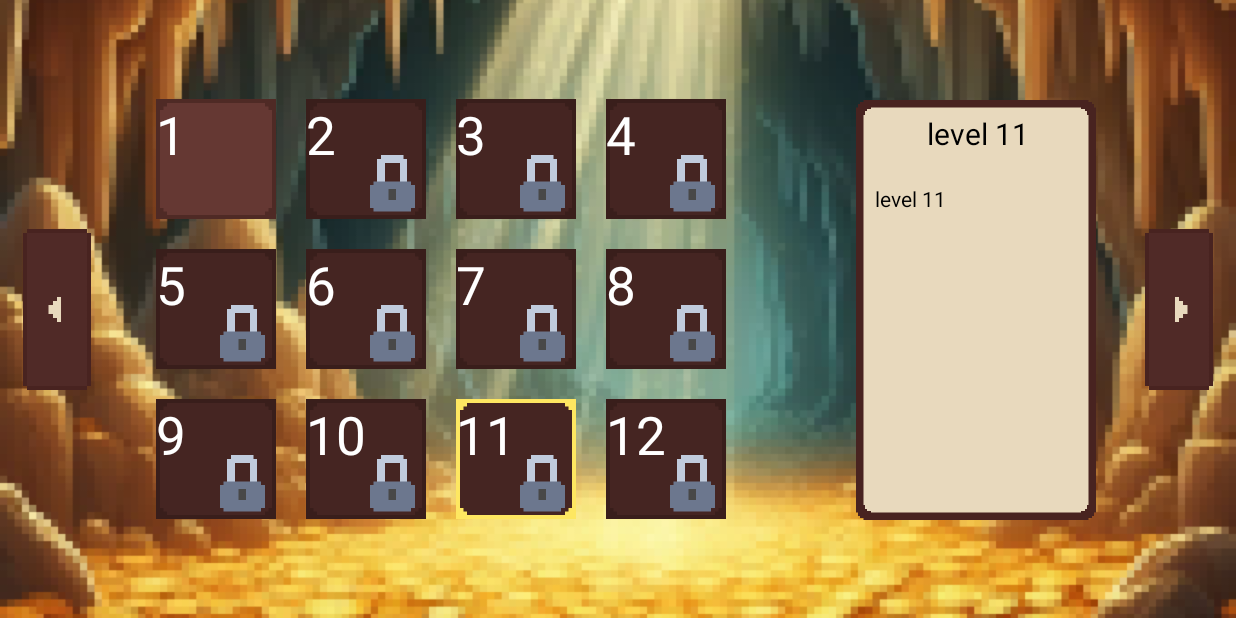
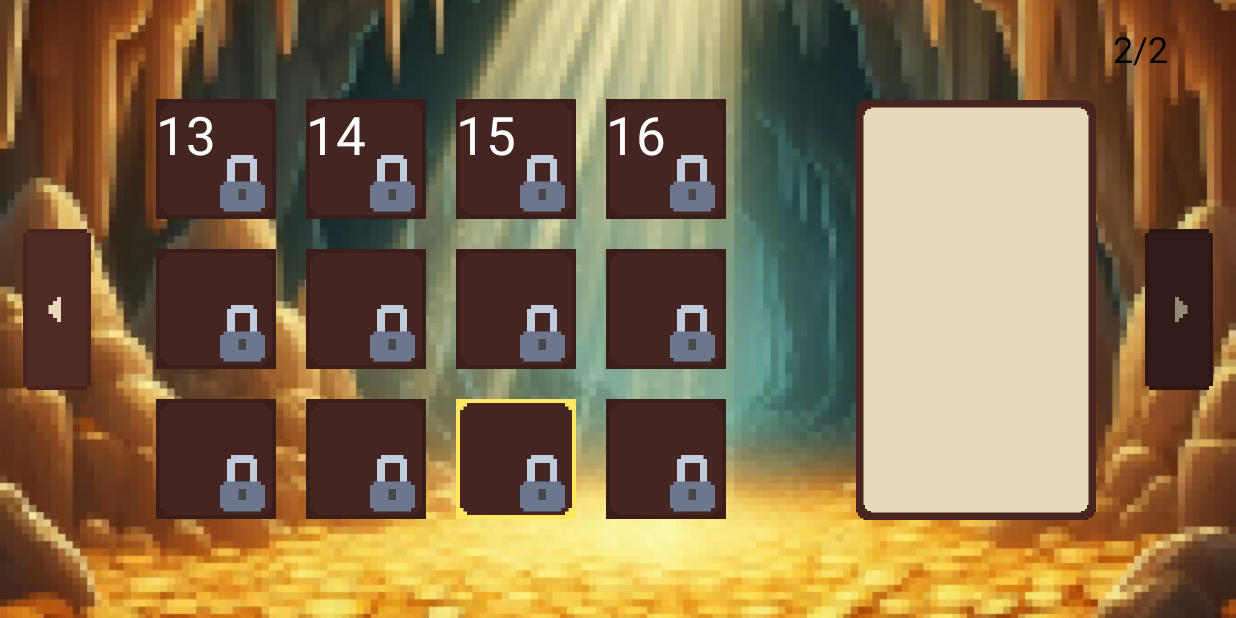
Before and after one commit to Ettore2/mage_quest, an Android app: the screen it shows after launch (LevelsSelectionActivity), after a tap on an icon or button, on a phone screen of 824 x 412 dp (held sideways). Run offline under Robolectric (Android 15) with nearby library versions, the phone set to English and light mode, and no system bars; 3 other taps on this screen came first.

Commit message:
fix a bug that it would not control che foreground before spawning a y cube, add power teleport and his levels ( up to level 16)

```diff
--- a/app/src/main/java/com/example/gamequest/LevelManager.java
+++ b/app/src/main/java/com/example/gamequest/LevelManager.java
@@ -24,15 +24,14 @@
      */
     public static final String[] levelsDescr = {
                 "level 1\n" +
-                        "level 1\n" +
+                        "grab the needed coins to complete the level\n" +
                         "0 0\n" +
-                        "5 7 3\n" +
+                        "10 3 3\n" +
                         "X1,X1,E1,E1,E1,E1,E1,E1,E1,X1,X1,\n" +
                         "E1,E1,E1,E1,E1,E1_C1,E1,E1,E1,E1,E1,\n" +
                         "E1_P1,E1,E1_C1,E1,X1,X1,X1,E1,E1_C1,E1,E1",
-
                 "level 2\n" +
-                        "level 2\n" +
+                        "not always all the coins in the level are required\n" +
                         "0 0\n" +
                         "5 5 2\n" +
                         "X1,X1,X1,X1,X1,X1,E1,E1_D1,E1_D1,E1_D1,E1_D1,E1,X1,X1,\n" +
@@ -42,7 +41,7 @@
                         "X1,X1,X1,X1,E1,X1,X1,X1,E1_U1,E1_U1,X1,X1,X1,X1,\n" +
                         "X1,X1,X1,X1,E1_C1,X1,X1,X1,X1,X1,X1,X1,X1,X1",
             "level 3\n" +
-                    "level 3\n" +
+                    "you can bush boxes; coins that get smashed between normal boxes will be lost\n" +
                     "0 0\n" +
                     "3 3 3\n" +
                     "X1,X1,X1,X1,X1,X1,X1,X1,X1,X1,E1,E1,E1,E1,E1,X1,X1,X1,\n" +
@@ -54,7 +53,7 @@
                     "E1_R1,E1,E1_P1,E1,E1,E1_M1,E1,E1_C1,E1_C1,E1_C1,X1,E1,E1,E1,E1_L1,X1,X1,X1,\n" +
                     "X1,X1,X1,X1,X1,X1,X1,X1,X1,X1,X1,E1_U1,E1_U1,E1_U1,E1_U1_L1,X1,X1,X1",
             "level 4\n" +
-                    "level 4\n" +
+                    "as soon as you grab the needed coin you will become invulnerable\n" +
                     "0 0\n" +
                     "1 5 2\n" +
                     "X1,X1,E1_C1,E1,E1,E1,E1,E1,E1,E1,E1,E1,X1,X1,X1,X1,X1,X1,\n" +
@@ -66,7 +65,7 @@
                     "X1,X1,X1,X1,X1,X1,X1,X1,X1,X1,X1,X1,X1,X1,X1,X1,X1,E1,\n" +
                     "X1,X1,X1,X1,X1,X1,X1,X1,X1,X1,X1,X1,X1,X1,X1,X1,X1,E1_U1",
             "level 5\n" +
-                    "level 5\n" +
+                    "power black cube: allow create a magic box adjacent to a wall (magic boxes smashing coins will collect them)\n" +
                     "2 1\n" +
                     "3 4 1\n" +
                     "E1_R1,E1,E1,E1,E1,E1,E1,E1,E1,E1_L1,\n" +
@@ -106,7 +105,7 @@
                     "X1,X1,X1,E1,E1,E1,E1,E1,X1,E1,E1_C1,E1,E1,E1,X1,X1,\n" +
                     "X1,X1,E1,E1,E1,E1,X1,X1,X1,X1,X1,E1,E1,E1,E1_C1,X1",
             "level 9\n" +
-                    "level 9\n" +
+                    "power black cube: allow create a magic box without gravity on an adjacent cell (only 1 yellow cube can exist at the time) (magic boxes smashing coins will collect them)\n" +
                     "1 -1\n" +
                     "6 5 1\n" +
                     "X1,X1,X1,X1,X1,X1,X1,E1,E1,E1,E1,E1,E1,E1,E1,X1,X1,\n" +
@@ -145,7 +144,51 @@
                     "X1,X1,X1,E1,E1,X1,X1,X1,X1,X1,X1,E1_L1_R1,X1,\n" +
                     "E1,E1,E1,E1,E1,E1,E1,E1,E1,E1,E1_D1_U1,E1,E1_C1_D1_U1,\n" +
                     "E1_C1,E1,E1,E1,X1,X1,X1,X1,X1,X1,X1,E1_R1_L1,X1,\n" +
-                    "X1,X1,X1,X1,X1,X1,X1,X1,X1,X1,X1,E1_C1,X1"
+                    "X1,X1,X1,X1,X1,X1,X1,X1,X1,X1,X1,E1_C1,X1",
+            "level 13\n" +
+                    "power teleport: allow to teleport to the first empty cell in the choosen direction\n" +
+                    "3 2\n" +
+                    "11 5 1\n" +
+                    "E1,E1,E1,X1,E1,X1,E1,E1,E1,\n" +
+                    "E1,E1,E1,X1,E1,X1,E1,E1,E1,\n" +
+                    "E1_P1,E1,E1,X1,E1,X1,E1,E1,E1_C1",
+            "level 14\n" +
+                    "level 14\n" +
+                    "1 -1 2 3 3 1\n" +
+                    "9 5 1\n" +
+                    "E1,E1,E1,E1,E1,E1,E1,E1_D1_U1,E1,X1,X1,X1,X1,X1,X1,\n" +
+                    "E1,E1,E1,E1,E1,X1,X1,X1,E1,X1,X1,X1,X1,X1,X1,\n" +
+                    "E1,E1,E1_M1,E1,E1,X1,X1,X1,E1,X1,X1,X1,X1,X1,X1,\n" +
+                    "E1,E1,E1_M1,E1,E1,X1,X1,X1,E1,X1,X1,E1_D1,E1_D1,E1_D1,E1_D1_L1,\n" +
+                    "E1_P1,E1,E1_M1,E1,E1,X1,X1,X1,E1,X1,X1,E1,E1,E1,E1_C1_U1_L1,\n" +
+                    "X1,X1,X1,X1,E1,X1,X1,X1,X1,X1,X1,X1,X1,X1,X1",
+            "level 15\n" +
+                    "level 15\n" +
+                    "2 5 3 6\n" +
+                    "2 4 6\n" +
+                    "X1,X1,X1,X1,X1,X1,X1,E1,E1,E1,E1,E1,E1,E1,E1,E1,E1,E1,X1,X1,\n" +
+                    "X1,X1,X1,X1,X1,X1,E1,E1,E1,E1,E1,E1,E1,E1,E1,E1,E1,E1_C1,X1,X1,\n" +
+                    "X1,X1,X1,X1,X1,E1,E1,E1,E1,E1,E1,E1,E1,X1,X1,X1,X1,X1,X1,X1,\n" +
+                    "X1,X1,X1,X1,X1,E1,E1,E1,E1,E1,E1,E1,E1,X1,X1,X1,E1,E1_C1,X1,X1,\n" +
+                    "X1,X1,X1,X1,X1,E1,E1,E1,E1,E1,E1_P1,E1,E1,X1,X1,X1,X1,X1,X1,X1,\n" +
+                    "E1,E1,E1,X1,X1,X1,X1,E1,X1,X1,X1,X1,X1,X1,X1,X1,X1,X1,X1,E1_C1,\n" +
+                    "X1,E1,E1,E1_C1,X1,X1,X1,E1_C1,X1,X1,X1,X1,X1,X1,X1,X1,E1,E1_C1,X1,X1",
+            "level 16\n" +
+                    "level 16\n" +
+                    "1 7 2 7 3 5\n" +
+                    "1 1 4\n" +
+                    "X1,X1,X1,X1,X1,X1,X1,X1,X1,X1,X1,X1,X1,X1,X1,X1,X1,X1,X1,X1,X1,X1,X1,X1,X1,X1,E1_C1,\n" +
+                    "X1,X1,E1,X1,X1,X1,E1,E1,E1,E1,X1,X1,X1,X1,E1,E1,E1,E1,X1,X1,X1,E1,E1,X1,X1,X1,X1,\n" +
+                    "E1,E1,E1,X1,X1,X1,E1,E1,E1,E1,E1,E1,E1,E1,E1,E1,E1,E1,E1,E1,E1,E1,E1,E1,E1,E1,E1,\n" +
+                    "E1_C1,E1,E1,X1,X1,X1,X1,E1,E1,E1,E1,E1,E1,E1,E1,E1,E1,E1,E1,E1,X1,X1,X1,X1,X1,X1,X1,\n" +
+                    "X1,X1,E1,E1,X1,X1,X1,X1,E1,E1,E1,E1,E1,E1,E1,E1,E1,E1,E1,E1,E1,X1,X1,X1,X1,X1,X1,\n" +
+                    "E1,E1,E1,E1,E1,X1,E1,E1,E1,E1,E1,E1,E1,E1_M1,E1,E1,E1,E1,E1,E1,E1,E1,E1,E1,E1,E1,X1,\n" +
+                    "E1,E1,E1,E1,E1,X1,E1,E1,E1,E1,E1,E1,X1,X1,E1,E1,E1,E1_M1,E1_M1,E1,E1,E1,E1,E1,E1,E1,X1,\n" +
+                    "X1,E1,E1,E1,E1,E1,E1,E1,E1,E1,E1,E1,X1,E1,E1,E1,E1,X1,X1,E1,E1,E1,E1,E1,E1,E1,X1,\n" +
+                    "X1,X1,E1,E1,E1,E1,E1,E1,E1,E1,E1,E1,E1,E1,E1,E1,E1,E1,E1,E1,E1,E1,E1,E1,E1,E1,E1,\n" +
+                    "X1,X1,X1,E1,E1,E1,E1,E1,E1,E1,E1_P1,E1,E1,E1,E1,E1,E1,E1,E1,E1,E1,E1_U1,E1_U1,E1_U1,X1,E1,E1,E1_C1,\n" +
+                    "X1,X1,X1,X1,E1_U1,E1_U1,E1_U1,E1_U1,X1,X1,X1,X1,X1,X1,E1,E1,X1,X1,X1,E1_U1_R1,E1_L1,X1,X1,X1,X1,X1,X1,\n" +
+                    "X1,X1,X1,X1,X1,X1,X1,X1,X1,X1,X1,X1,X1,X1,X1,X1,X1,X1,X1,X1,E1_C1,X1,X1,X1,X1,X1,X1"
     };
 
     public static class Level{
--- a/app/src/main/java/com/example/gamequest/LevelsSelectionActivity.java
+++ b/app/src/main/java/com/example/gamequest/LevelsSelectionActivity.java
@@ -5,6 +5,8 @@
 import androidx.appcompat.app.AppCompatActivity;
 
 import android.content.Intent;
+import android.content.res.ColorStateList;
+import android.graphics.Color;
 import android.os.Bundle;
 import android.view.View;
 import android.view.ViewGroup;
@@ -20,7 +22,7 @@
     public ImageView levelPointer;
     public int currentPage;
     public int maxPages;
-    public TextView textLevelName, textLevelHint;
+    public TextView textLevelName, textLevelHint, textPagesInfo;
 
 
 
@@ -32,6 +34,7 @@
         setContentView(R.layout.activity_levels_selection);
 
         levelManager = LevelManager.getInstance(this);
+
 
 
 
@@ -60,9 +63,11 @@
 
         textLevelName = findViewById(R.id.text_level_name);
         textLevelHint = findViewById(R.id.text_level_hint);
+        textPagesInfo = findViewById(R.id.text_pages_info);
 
-        currentPage = 0;
-        maxPages = levelManager.getLevelsAmount(true)/(levelsGreed.length*levelsGreed[0].length) + ((levelManager.getLevelsAmount(true)%(levelsGreed.length*levelsGreed[0].length)!=0) ? 1 : 0);
+        currentPage = getIntent().getIntExtra(LevelActivity.INTENT_EXTRA_LEVEL_ID,0)/(levelsGreed.length*levelsGreed[0].length);
+        maxPages = levelManager.getLevelsAmount(true)/(levelsGreed.length*levelsGreed[0].length) + ((levelManager.getLevelsAmount(true)%(levelsGreed.length*levelsGreed[0].length)!=0) ? 1 : 0) - 1;
+
 
         //debug("before graphic update");
         graphicUpdate();
@@ -94,7 +99,7 @@
         if(view == btnLeftArrow && currentPage > 0){
             currentPage --;
         }
-        if(view == btnRightArrow && currentPage < maxPages-1){
+        if(view == btnRightArrow && currentPage < maxPages){
             currentPage ++;
         }
         graphicUpdate();
@@ -123,5 +128,17 @@
             textLevelHint.setText("");
         }
 
+        if(currentPage == 0){
+            btnLeftArrow.setColorFilter(getResources().getColor(R.color.deactivated_levels_arrow));
+        }else {
+            btnLeftArrow.setColorFilter(null);
+        }
+        if(currentPage == maxPages){
+            btnRightArrow.setColorFilter(getResources().getColor(R.color.deactivated_levels_arrow));
+        }else {
+            btnRightArrow.setColorFilter(null);
+        }
+
+        textPagesInfo.setText((currentPage+1)+"/"+(maxPages+1));
     }
 }
--- a/app/src/main/java/com/example/gamequest/gameCalsses/Player.java
+++ b/app/src/main/java/com/example/gamequest/gameCalsses/Player.java
@@ -17,7 +17,7 @@
 public class Player extends GameObject{
 
     public static final float ANIM_FRAME_DURATION = 350f;
-    public static final float NORMAL_GROUND_SPEED = 5f, NORMAL_AIR_SPEED = 5f;// multiply with CELL_SIZE, scaled with frameRate
+    public static final float NORMAL_GROUND_SPEED = 5.3f, NORMAL_AIR_SPEED = 5.3f;// multiply with CELL_SIZE, scaled with frameRate
     public static final float NORMAL_PUSHING_SPEED = NORMAL_GROUND_SPEED*80/100f;// multiply with CELL_SIZE, scaled with frameRate
     public static final float NORMAL_JUMP_FORCE = 11.8f;// multiply with CELL_SIZE, scaled with frameRate
     public static final float NORMAL_JUMP_DECELERATION = GRAVITY_FORCE*60/100;// multiply with CELL_SIZE, scaled with frameRate
--- a/app/src/main/res/layout/activity_level.xml
+++ b/app/src/main/res/layout/activity_level.xml
@@ -26,8 +26,9 @@
         android:id="@+id/txt_menu_level_results"
         android:layout_width="535dp"
         android:layout_height="69dp"
-        android:text="@string/level_results_placeholder"
+        android:text="@string/place_holder_level_results"
         android:textAlignment="center"
+        android:textColor="#000000"
         android:textIsSelectable="false"
         android:textSize="48sp"
         android:textStyle="bold"
--- a/app/src/main/res/layout/activity_levels_selection.xml
+++ b/app/src/main/res/layout/activity_levels_selection.xml
@@ -200,6 +200,7 @@
         android:background="#00FFFFFF"
         android:onClick="levelsArrow"
         android:scaleType="fitCenter"
+        android:tintMode="src_over"
         app:layout_constraintBottom_toBottomOf="parent"
         app:layout_constraintEnd_toEndOf="parent"
         app:layout_constraintHorizontal_bias="0.98"
@@ -212,10 +213,11 @@
         android:id="@+id/img_btn_levels_left_arrow"
         android:layout_width="45dp"
         android:layout_height="115dp"
-        android:background="#00FFFFFF"
+        android:background="#005A1E1E"
         android:onClick="levelsArrow"
         android:rotationY="180"
         android:scaleType="fitCenter"
+        android:tintMode="src_over"
         app:layout_constraintBottom_toBottomOf="parent"
         app:layout_constraintEnd_toEndOf="parent"
         app:layout_constraintHorizontal_bias="0.02"
@@ -361,8 +363,8 @@
 
     <TextView
         android:id="@+id/text_level_hint"
-        android:layout_width="135dp"
-        android:layout_height="83dp"
+        android:layout_width="132dp"
+        android:layout_height="208dp"
         android:layout_marginTop="16dp"
         android:text="@string/place_holder_level_hint"
         android:textColor="#000000"
@@ -384,4 +386,19 @@
         app:layout_constraintVertical_bias="0.199"
         app:srcCompat="@drawable/level_selected_overlap" />
 
+    <TextView
+        android:id="@+id/text_pages_info"
+        android:layout_width="85dp"
+        android:layout_height="35dp"
+        android:text="@string/place_holder_pages_info"
+        android:textAlignment="textEnd"
+        android:textColor="#000000"
+        android:textSize="24sp"
+        app:layout_constraintBottom_toBottomOf="parent"
+        app:layout_constraintEnd_toEndOf="parent"
+        app:layout_constraintHorizontal_bias="0.939"
+        app:layout_constraintStart_toStartOf="parent"
+        app:layout_constraintTop_toTopOf="parent"
+        app:layout_constraintVertical_bias="0.042" />
+
 </androidx.constraintlayout.widget.ConstraintLayout>
--- a/app/src/main/res/values/colors.xml
+++ b/app/src/main/res/values/colors.xml
@@ -4,4 +4,5 @@
     <color name="white">#FFFFFFFF</color>
     <color name="movement_buttons_background">#A6A6A6</color>
     <color name="selected_power_background">#B8AD45</color>
+    <color name="deactivated_levels_arrow">#5E000000</color>
 </resources>
--- a/app/src/main/res/values/strings.xml
+++ b/app/src/main/res/values/strings.xml
@@ -2,9 +2,10 @@
     <string name="app_name">mage quest</string>
     <string name="coin_needed">999/999</string>
     <string name="power_number">XX</string>
-    <string name="level_results_placeholder">[level results]</string>
+    <string name="place_holder_level_results">[level results]</string>
     <string name="title_activity_levels_selection">LevelsSelectionActivity</string>
     <string name="place_holder_levels_number">1</string>
     <string name="place_holder_level_name">level name</string>
     <string name="place_holder_level_hint">level hint</string>
+    <string name="place_holder_pages_info">X/N</string>
 </resources>
```
Also changed, not shown: app/src/main/java/com/example/gamequest/LevelActivity.java (+8 -5 lines), app/src/main/java/com/example/gamequest/gameCalsses/GameInstance.java (+15 -0 lines), app/src/main/java/com/example/gamequest/gameCalsses/GameObject.java (+13 -10 lines), app/src/main/java/com/example/gamequest/gameCalsses/Power.java (+32 -4 lines).
